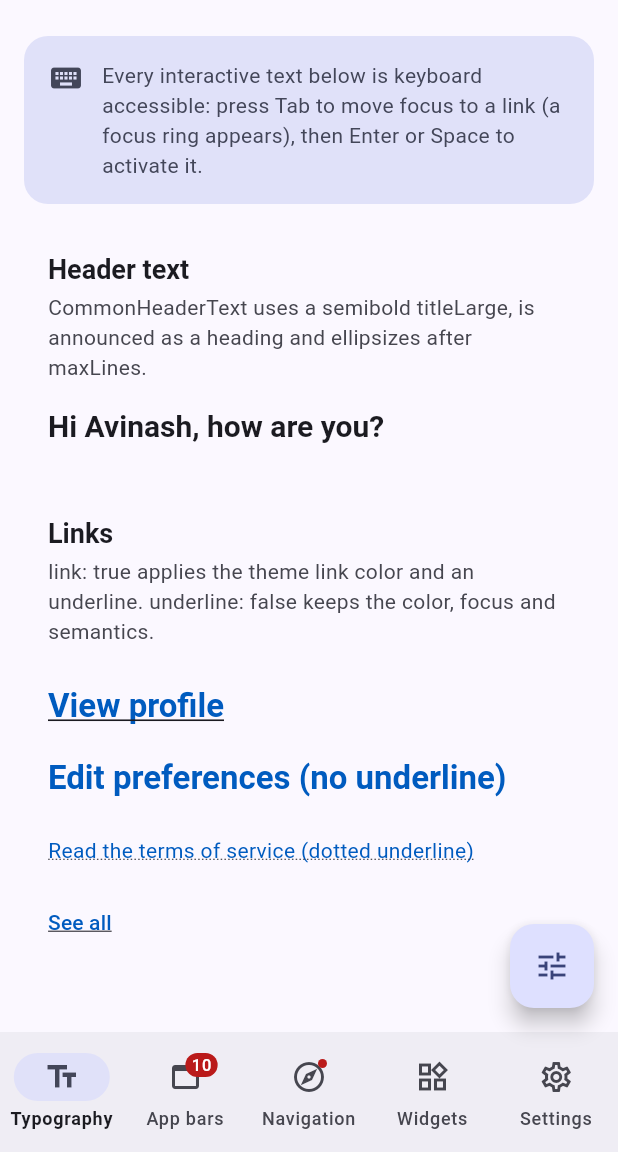
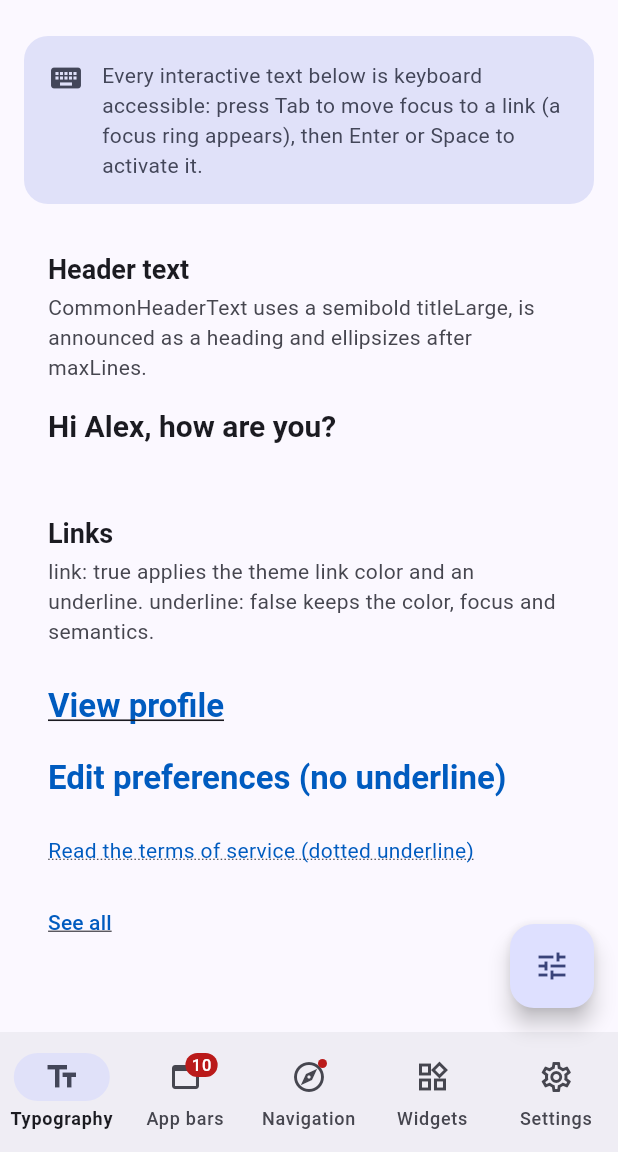
Before and after one commit to AvinashK123-A/scaffold_studio, a Flutter app: the screen it shows after launch, on a phone screen of 412 x 824 dp, the part 84-1236 px from its top. Run offline on Flutter 3.47's test engine with Material 3 defaults, Android fonts, the phone set to English and light mode, and no system bars.

Commit message:
scaffold studio app bar changes

````diff
--- a/example/lib/pages/app_bar_demo_page.dart
+++ b/example/lib/pages/app_bar_demo_page.dart
@@ -210,7 +210,7 @@ class _AppBarDemoPageState extends State<AppBarDemoPage> {
         return StudioAppBar(
           style: StudioAppBarStyle.profile,
           profile: const DemoAvatar(radius: 20),
-          titleText: _title('Good morning, Avinash'),
+          titleText: _title('Good morning, Alex'),
           subtitleText: _notifications == 0
               ? 'You are all caught up'
               : 'You have $_notifications new notifications',
@@ -441,7 +441,7 @@ class _ContactLeading extends StatelessWidget {
         ),
         SizedBox(width: 8),
         Flexible(
-          child: CommonHeaderText('Avinash Reddy', fontSize: 16, maxLines: 1),
+          child: CommonHeaderText('Alex Johnson', fontSize: 16, maxLines: 1),
         ),
       ],
     );
--- a/example/lib/pages/navigation_demos.dart
+++ b/example/lib/pages/navigation_demos.dart
@@ -91,9 +91,7 @@ class _DemoNavHeader extends StatelessWidget {
         children: <Widget>[
           DemoAvatar(radius: 20),
           SizedBox(width: 12),
-          Expanded(
-            child: CommonHeaderText('Avinash', fontSize: 16, maxLines: 1),
-          ),
+          Expanded(child: CommonHeaderText('Alex', fontSize: 16, maxLines: 1)),
         ],
       ),
     );
@@ -229,7 +227,7 @@ class _FixedNavigationDemoState extends State<FixedNavigationDemo> {
         sidebarHeader: const _DemoNavHeader(),
         sidebarFooter: const Padding(
           padding: EdgeInsets.fromLTRB(28, 8, 16, 16),
-          child: CommonLabelText('Signed in as Avinash', maxLines: 2),
+          child: CommonLabelText('Signed in as Alex', maxLines: 2),
         ),
         sidebarWidth: (width * 0.6).clamp(160.0, 280.0),
       ),
--- a/example/lib/pages/settings_page.dart
+++ b/example/lib/pages/settings_page.dart
@@ -128,7 +128,7 @@ class SettingsPage extends StatelessWidget {
             spacing: 8,
             children: <Widget>[
               const CommonHeaderText(
-                'Hi Avinash, how are you?',
+                'Hi Alex, how are you?',
                 fontSize: 20,
                 fontWeight: FontWeight.w600,
                 maxLines: 2,
--- a/example/lib/pages/typography_page.dart
+++ b/example/lib/pages/typography_page.dart
@@ -40,7 +40,7 @@ class TypographyPage extends StatelessWidget {
               'CommonHeaderText uses a semibold titleLarge, is announced as '
               'a heading and ellipsizes after maxLines.',
           child: CommonHeaderText(
-            'Hi Avinash, how are you?',
+            'Hi Alex, how are you?',
             fontSize: 20,
             fontWeight: FontWeight.w600,
             maxLines: 2,
--- a/example/lib/widgets/showcase_widgets.dart
+++ b/example/lib/widgets/showcase_widgets.dart
@@ -159,7 +159,7 @@ class DemoAvatar extends StatelessWidget {
   Widget build(BuildContext context) {
     final ColorScheme scheme = Theme.of(context).colorScheme;
     return Semantics(
-      label: 'Profile: Avinash',
+      label: 'Profile: Alex',
       child: CircleAvatar(
         radius: radius,
         backgroundColor: scheme.tertiary,
--- a/lib/src/widgets/common_header_text.dart
+++ b/lib/src/widgets/common_header_text.dart
@@ -16,7 +16,7 @@ import 'common_text.dart';
 ///
 /// ```dart
 /// CommonHeaderText(
-///   'Hi Avinash, how are you?',
+///   'Hi Alex, how are you?',
 ///   fontSize: 20,
 ///   fontWeight: FontWeight.w600,
 ///   maxLines: 2,
````
Also changed, not shown: 6 other files.
